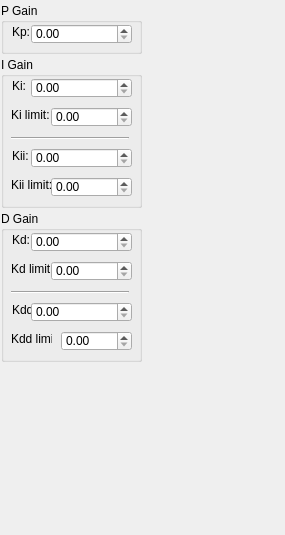
Before: the Qt Designer form l674_lock_ui/widgets/pid_settings.ui in OxfordIonTrapGroup/stabilizer-ui, drawn with Qt 5.
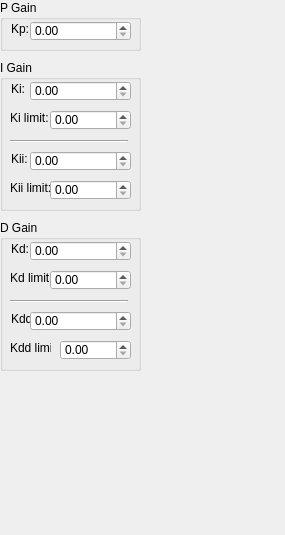
After: the same form once the commit is applied.

Diff of the .ui file:
```diff
--- a/l674_lock_ui/widgets/pid_settings.ui
+++ b/l674_lock_ui/widgets/pid_settings.ui
@@ -13,21 +13,15 @@
   <property name="windowTitle">
    <string>Form</string>
   </property>
-  <widget class="QWidget" name="layoutWidget">
-   <property name="geometry">
-    <rect>
-     <x>0</x>
-     <y>0</y>
-     <width>143</width>
-     <height>367</height>
-    </rect>
-   </property>
-   <layout class="QGridLayout" name="gridLayout">
-    <property name="spacing">
-     <number>0</number>
-    </property>
-    <item row="1" column="0">
      <widget class="QGroupBox" name="groupBox_2">
+   <property name="geometry">
+    <rect>
+     <x>0</x>
+     <y>60</y>
+     <width>141</width>
+     <height>151</height>
+    </rect>
+   </property>
       <property name="minimumSize">
        <size>
         <width>141</width>
@@ -161,9 +155,15 @@
        </property>
       </widget>
      </widget>
-    </item>
-    <item row="0" column="0">
      <widget class="QGroupBox" name="groupBox">
+   <property name="geometry">
+    <rect>
+     <x>0</x>
+     <y>0</y>
+     <width>141</width>
+     <height>51</height>
+    </rect>
+   </property>
       <property name="minimumSize">
        <size>
         <width>141</width>
@@ -206,9 +206,15 @@
        </property>
       </widget>
      </widget>
-    </item>
-    <item row="2" column="0">
      <widget class="QGroupBox" name="groupBox_3">
+   <property name="geometry">
+    <rect>
+     <x>0</x>
+     <y>220</y>
+     <width>141</width>
+     <height>151</height>
+    </rect>
+   </property>
       <property name="minimumSize">
        <size>
         <width>141</width>
@@ -341,9 +347,6 @@
         <double>100000.000000000000000</double>
        </property>
       </widget>
-     </widget>
-    </item>
-   </layout>
   </widget>
  </widget>
  <resources/>
```
Lines whose indentation alone changed are shown as unchanged.
